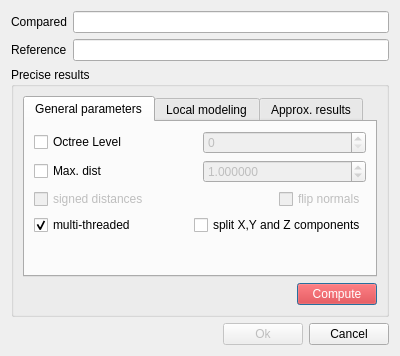
First picture: the form in qCC/ui_templates/comparisonDlg.ui, repository archeos/cloudcompare-archeos, before the edit.
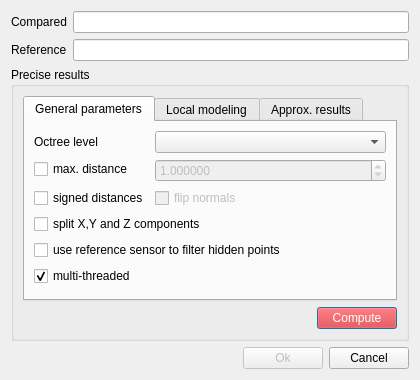
Second picture: the form after the edit. Icons and pictures are not drawn.

```diff
--- a/qCC/ui_templates/comparisonDlg.ui
+++ b/qCC/ui_templates/comparisonDlg.ui
@@ -6,8 +6,8 @@
    <rect>
     <x>0</x>
     <y>0</y>
-    <width>400</width>
-    <height>350</height>
+    <width>420</width>
+    <height>380</height>
    </rect>
   </property>
   <property name="windowTitle">
@@ -71,33 +71,28 @@
          </attribute>
          <layout class="QVBoxLayout" name="verticalLayout_7">
           <item>
-           <layout class="QHBoxLayout">
-            <item>
-             <widget class="QCheckBox" name="octreeLevelCheckBox">
+           <layout class="QFormLayout" name="formLayout">
+            <item row="0" column="0">
+             <widget class="QLabel" name="label_5">
+              <property name="toolTip">
+               <string>Level of subdivision used for computing the distances</string>
+              </property>
               <property name="text">
-               <string>Octree Level</string>
+               <string>Octree level</string>
               </property>
              </widget>
             </item>
-            <item>
-             <widget class="QSpinBox" name="octreeLevelSpinBox">
-              <property name="enabled">
-               <bool>false</bool>
-              </property>
-             </widget>
+            <item row="0" column="1">
+             <widget class="QComboBox" name="octreeLevelComboBox"/>
             </item>
-           </layout>
-          </item>
-          <item>
-           <layout class="QHBoxLayout">
-            <item>
+            <item row="1" column="0">
              <widget class="QCheckBox" name="maxDistCheckBox">
               <property name="text">
-               <string>Max. dist</string>
+               <string>max. distance</string>
               </property>
              </widget>
             </item>
-            <item>
+            <item row="1" column="1">
              <widget class="QDoubleSpinBox" name="maxSearchDistSpinBox">
               <property name="enabled">
                <bool>false</bool>
@@ -113,36 +108,7 @@
               </property>
              </widget>
             </item>
-           </layout>
-          </item>
-          <item>
-           <widget class="QFrame" name="signedDistFrame">
-            <property name="enabled">
-             <bool>false</bool>
-            </property>
-            <property name="frameShape">
-             <enum>QFrame::NoFrame</enum>
-            </property>
-            <property name="frameShadow">
-             <enum>QFrame::Raised</enum>
-            </property>
-            <layout class="QHBoxLayout" name="horizontalLayout">
-             <property name="spacing">
-              <number>6</number>
-             </property>
-             <property name="leftMargin">
-              <number>0</number>
-             </property>
-             <property name="topMargin">
-              <number>0</number>
-             </property>
-             <property name="rightMargin">
-              <number>0</number>
-             </property>
-             <property name="bottomMargin">
-              <number>0</number>
-             </property>
-             <item>
+            <item row="2" column="0">
               <widget class="QCheckBox" name="signedDistCheckBox">
                <property name="toolTip">
                 <string>compute signed distances (slower)</string>
@@ -155,53 +121,17 @@
                </property>
               </widget>
              </item>
-             <item>
-              <spacer name="horizontalSpacer">
-               <property name="orientation">
-                <enum>Qt::Horizontal</enum>
-               </property>
-               <property name="sizeHint" stdset="0">
-                <size>
-                 <width>40</width>
-                 <height>20</height>
-                </size>
-               </property>
-              </spacer>
-             </item>
-             <item>
+            <item row="2" column="1">
               <widget class="QCheckBox" name="flipNormalsCheckBox">
+              <property name="enabled">
+               <bool>false</bool>
+              </property>
                <property name="text">
                 <string>flip normals</string>
                </property>
               </widget>
              </item>
             </layout>
-           </widget>
-          </item>
-          <item>
-           <layout class="QHBoxLayout" name="_2">
-            <item>
-             <widget class="QCheckBox" name="multiThreadedCheckBox">
-              <property name="text">
-               <string>multi-threaded</string>
-              </property>
-              <property name="checked">
-               <bool>true</bool>
-              </property>
-             </widget>
-            </item>
-            <item>
-             <spacer name="horizontalSpacer_2">
-              <property name="orientation">
-               <enum>Qt::Horizontal</enum>
-              </property>
-              <property name="sizeHint" stdset="0">
-               <size>
-                <width>40</width>
-                <height>20</height>
-               </size>
-              </property>
-             </spacer>
             </item>
             <item>
              <widget class="QCheckBox" name="split3DCheckBox">
@@ -216,7 +146,26 @@
               </property>
              </widget>
             </item>
-           </layout>
+          <item>
+           <widget class="QCheckBox" name="filterVisibilityCheckBox">
+            <property name="toolTip">
+             <string>Use the sensor associated to the reference cloud to ignore the points in the compared cloud
+that could not have been seen (hidden/out of range/out of field of view).</string>
+            </property>
+            <property name="text">
+             <string>use reference sensor to filter hidden points</string>
+            </property>
+           </widget>
+          </item>
+          <item>
+           <widget class="QCheckBox" name="multiThreadedCheckBox">
+            <property name="text">
+             <string>multi-threaded</string>
+            </property>
+            <property name="checked">
+             <bool>true</bool>
+            </property>
+           </widget>
           </item>
           <item>
            <spacer name="verticalSpacer_2">
```
Left out of the diff: 62 changed lines with no effect on the pictures. Lines whose indentation alone changed are shown as unchanged.
